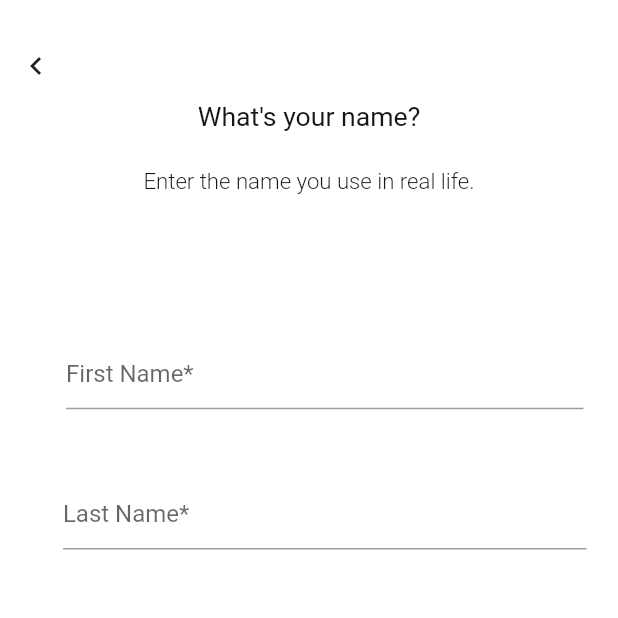
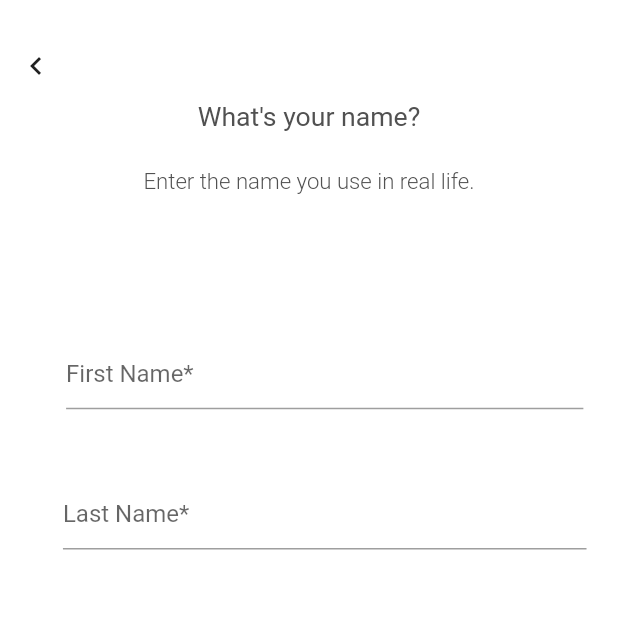
Before and after one commit to ptlmay25/Flutter_app_frontend, a Flutter app: the screen it shows once a user with an empty profile is signed in, on a phone screen of 412 x 824 dp, the top half of it. Run offline on Flutter 3.47's test engine with Material 2 defaults, Android fonts, the phone set to English and light mode, and no system bars; our stand-ins replace firebase_auth, flutter_svg; missing offline and left inert: sms_otp_auto_verify; accounts and stored records are empty.

Commit message:
Update signup.dart
text color change

```diff
--- a/ibiz/lib/authScreen/signup.dart
+++ b/ibiz/lib/authScreen/signup.dart
@@ -72,7 +72,7 @@ class _SignUpState extends State<SignUp> {
               "What's your name?",
               textAlign: TextAlign.center,
               style: TextStyle(
-                color: Color(0xff151515),
+                color: Color(0xff515151),
                 fontSize: (18) * SizeConfig.heightMultiplier,
               ),
             ),
@@ -81,7 +81,7 @@ class _SignUpState extends State<SignUp> {
             "Enter the name you use in real life.",
             textAlign: TextAlign.center,
             style: TextStyle(
-              color: Color(0xff151515),
+              color: Color(0xff515151),
               fontSize: (15) * SizeConfig.heightMultiplier,
               fontFamily: "Roboto",
               fontWeight: FontWeight.w300,
@@ -225,7 +225,7 @@ class _SignUpState extends State<SignUp> {
               "What's your date of birth?",
               textAlign: TextAlign.center,
               style: TextStyle(
-                color: Color(0xff151515),
+                color: Color(0xff515151),
                 fontSize: (18) * SizeConfig.heightMultiplier,
               ),
             ),
@@ -237,7 +237,7 @@ class _SignUpState extends State<SignUp> {
               "Choose your date of birth.",
               textAlign: TextAlign.center,
               style: TextStyle(
-                color: Color(0xff151515),
+                color: Color(0xff515151),
                 fontSize: (15) * SizeConfig.heightMultiplier,
                 fontFamily: "Roboto",
                 fontWeight: FontWeight.w300,
@@ -333,7 +333,7 @@ class _SignUpState extends State<SignUp> {
                   "What's your gender?",
                   textAlign: TextAlign.center,
                   style: TextStyle(
-                    color: Color(0xff151515),
+                    color: Color(0xff515151),
                     fontSize: (18) * SizeConfig.heightMultiplier,
                   ),
                 ),
```
